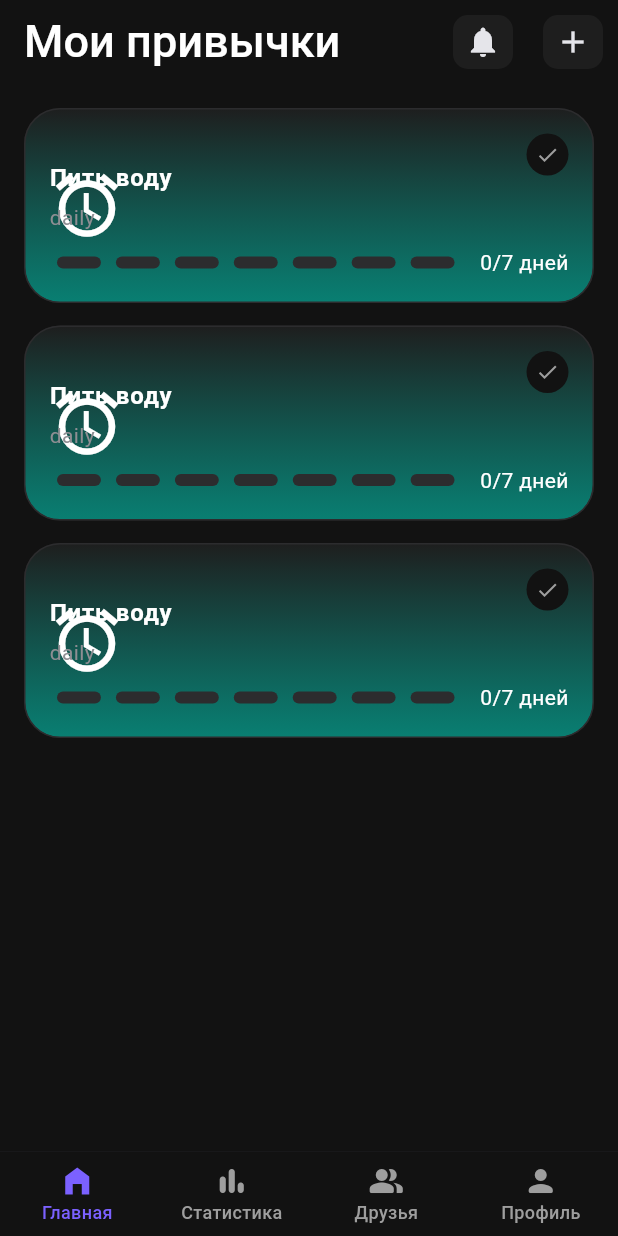
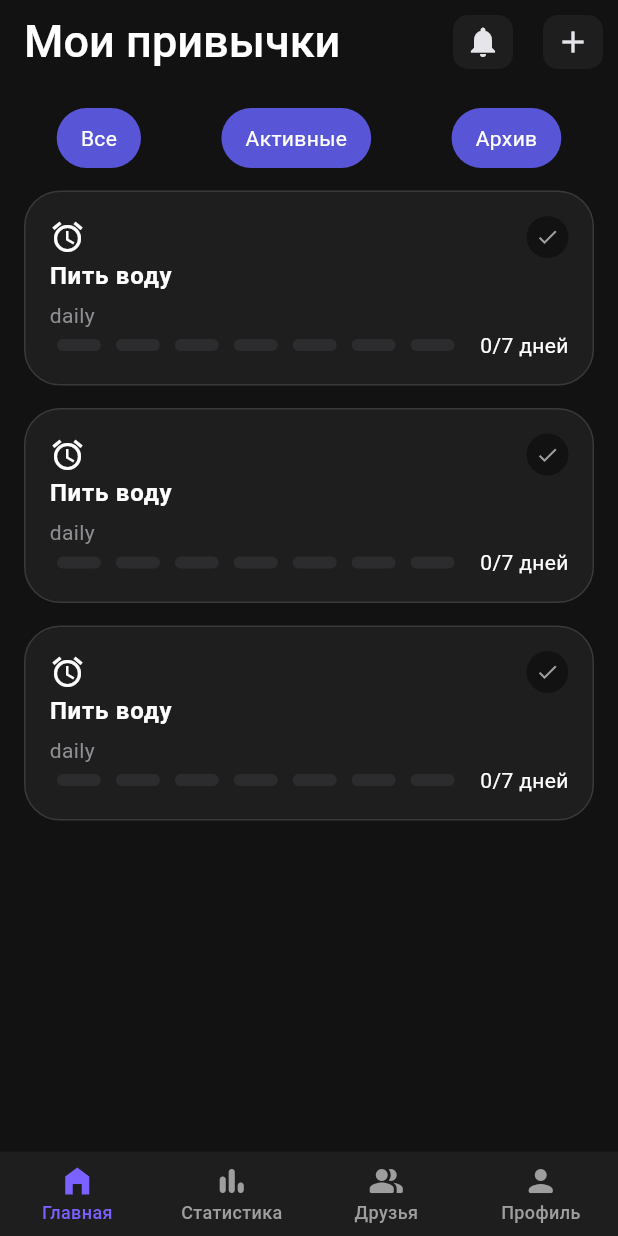
Before and after one commit to ruwbine/habitious, a Flutter app: the screen it shows after launch, on a phone screen of 412 x 824 dp. Run offline on Flutter 3.47's test engine with Material 3 defaults, Android fonts, the phone set to English and light mode, and no system bars; Roboto replaces fonts that are missing (SF Pro Display); project files that could hold a hidden picture were left out.

Commit message:
feat: add status buttons

```diff
--- a/lib/features/habits/presentation/pages/habits_page.dart
+++ b/lib/features/habits/presentation/pages/habits_page.dart
@@ -2,6 +2,7 @@ import 'package:flutter/material.dart';
 import 'package:habitious/core/theme/app_colors.dart';
 import 'package:habitious/core/theme/app_theme.dart';
 import 'package:habitious/features/habits/presentation/widgets/habit_card.dart';
+import 'package:habitious/features/habits/presentation/widgets/status_buttons.dart';
 import 'package:habitious/shared/widgets/bottom_navigation_bar.dart';
 
 class HabitsPage extends StatelessWidget {
@@ -57,6 +58,7 @@ class HabitsPage extends StatelessWidget {
           child: Column(
             spacing: 15,
             children: [
+              StatusButtons(),
               HabitCard(
                 accentColor: AppColors.lightAccent,
                 title: 'Пить воду',
--- a/lib/features/habits/presentation/widgets/habit_card.dart
+++ b/lib/features/habits/presentation/widgets/habit_card.dart
@@ -35,30 +35,17 @@ class HabitCard extends StatelessWidget {
           decoration: BoxDecoration(
             borderRadius: BorderRadius.circular(24),
             border: Border.all(
-              color: theme.dividerColor,
+              color: theme.focusColor,
               width: 1,
             ),
-            gradient: LinearGradient(
-              begin:Alignment.topCenter,
-              end: Alignment.bottomCenter,
-              colors: [
-              AppColors.darkCard.withValues(alpha: 0.8),
-              accentColor.withValues(alpha: 0.7)
-            ])
           ),
-          child: Stack(
+          child: Column(
             children: [
-              // icon,
-              // TOP LEFT ICON
-              Align(
-                alignment: Alignment.centerLeft,
-                child: Icon(Icons.access_alarm, size: 50)
-              ),
-
-              // TOP RIGHT CHECK
-              Align(
-                alignment: Alignment.topRight,
-                child: Container(
+              Row(
+                mainAxisAlignment: MainAxisAlignment.spaceBetween,
+                children: [
+                Icon(Icons.access_alarm),
+                Container(
                   width: 28,
                   height: 28,
                   decoration: BoxDecoration(
@@ -73,12 +60,9 @@ class HabitCard extends StatelessWidget {
                     color: isCompleted ? Colors.black : Colors.grey,
                   ),
                 ),
-              ),
+              ],),
 
-              // BOTTOM CONTENT
-              Align(
-                alignment: Alignment.bottomLeft,
-                child: Column(
+             Column(
                   mainAxisSize: MainAxisSize.min,
                   crossAxisAlignment: CrossAxisAlignment.start,
                   children: [
@@ -97,12 +81,9 @@ class HabitCard extends StatelessWidget {
                       ),
                     ),
 
-                    const SizedBox(height: 10),
-
                     HabitProgressTracker(activeColor: accentColor)
                   ],
                 ),
-              ),
             ],
           ),
         ),
--- /dev/null
+++ b/lib/features/habits/presentation/widgets/status_buttons.dart
@@ -0,0 +1,53 @@
+import 'package:flutter/material.dart';
+import 'package:habitious/core/theme/app_colors.dart';
+
+class StatusButtons extends StatelessWidget {
+  const StatusButtons({super.key});
+
+  @override
+  Widget build(BuildContext context){
+    return Material(
+      color: AppColors.darkBackground,
+      child: Row(
+        spacing: 10,
+        mainAxisAlignment: MainAxisAlignment.spaceAround,
+        children: const [
+          StatusButton(label: 'Все', color: AppColors.purple),
+          StatusButton(label: 'Активные', color: AppColors.purple),
+          StatusButton(label: 'Архив', color: AppColors.purple),
+        ],)
+      );
+  }
+}
+
+class StatusButton extends StatelessWidget {
+  final String label;
+  final Color color;
+
+  const StatusButton({
+    super.key,
+    required this.label,
+    required this.color
+  });
+
+    @override
+    Widget build(BuildContext context){
+      return Material(
+        color: AppColors.darkBackground,
+        child: Container(
+          padding: const EdgeInsets.symmetric(
+            horizontal: 16,
+            vertical: 10
+          ),
+          decoration: BoxDecoration(
+            color: color,
+            borderRadius: BorderRadius.circular(24),
+          ),
+          child: Center(
+            child: Text(label, style: TextStyle(
+              color: AppColors.darkTextPrimary
+            ))
+            )
+        ));
+    }
+}
--- a/lib/shared/widgets/bottom_navigation_bar.dart
+++ b/lib/shared/widgets/bottom_navigation_bar.dart
@@ -31,7 +31,7 @@ class AppBottomBar extends StatelessWidget {
         child: BottomNavigationBar(
           currentIndex: currentIndex,
           // onTap: onTap,
-          backgroundColor: AppColors.darkBackground,
+          backgroundColor: AppColors.darkCard,
           type: BottomNavigationBarType.fixed,
           selectedItemColor: const Color(0xFF7B61FF), // Фиолетовый акцент
           unselectedItemColor: Colors.grey,
```
